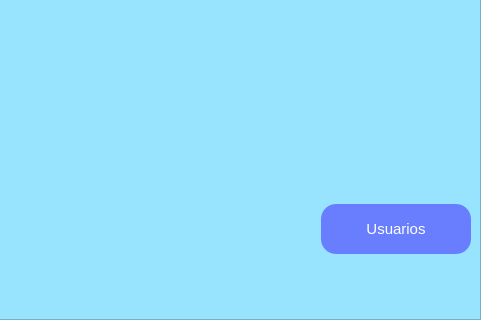
First picture: the form in ui/menu.ui, repository Reinaldito04/IUTA----HORARIOS, before the edit; both pictures show x 637 to 1118 and y 377 to 697 of the 1118 by 697 pixel window.
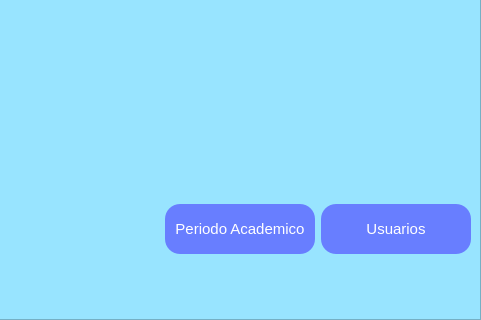
Second picture: the form after the edit. Icons and pictures are not drawn.

Diff of the .ui file:
```diff
--- a/ui/menu.ui
+++ b/ui/menu.ui
@@ -553,6 +553,41 @@
              </property>
             </spacer>
            </item>
+           <item>
+            <widget class="QPushButton" name="bt_periodo">
+             <property name="minimumSize">
+              <size>
+               <width>150</width>
+               <height>50</height>
+              </size>
+             </property>
+             <property name="maximumSize">
+              <size>
+               <width>150</width>
+               <height>50</height>
+              </size>
+             </property>
+             <property name="styleSheet">
+              <string notr="true">border-radius:15px;
+color:white;
+font-size:15px;
+background-color: rgb(104, 126, 255);</string>
+             </property>
+             <property name="text">
+              <string>Periodo Academico</string>
+             </property>
+             <property name="icon">
+              <iconset>
+               <normaloff>imagenes/user-fill.png</normaloff>imagenes/user-fill.png</iconset>
+             </property>
+             <property name="iconSize">
+              <size>
+               <width>20</width>
+               <height>20</height>
+              </size>
+             </property>
+            </widget>
+           </item>
            <item>
             <widget class="QPushButton" name="bt_users">
              <property name="minimumSize">
```
